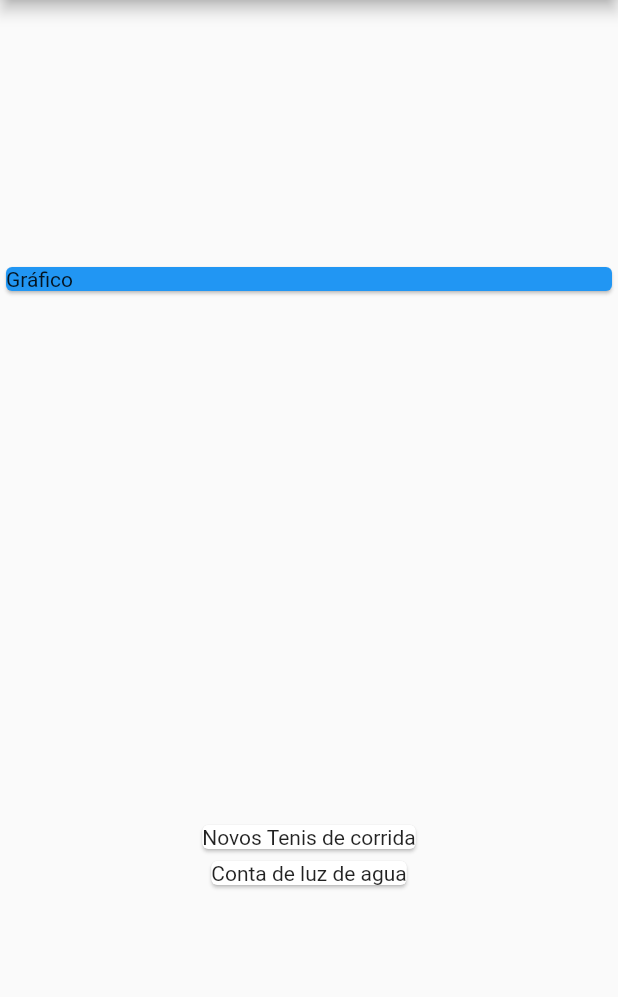
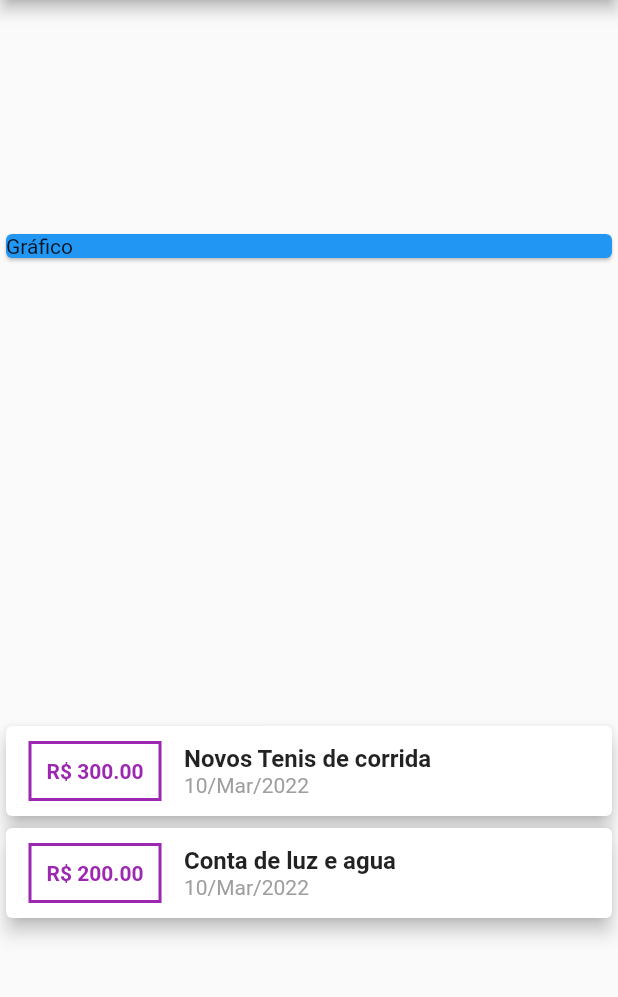
Before and after one commit to Gutasvin/App-Despesas-Pessoais, a Flutter app: the screen it shows after launch, on a phone screen of 412 x 824 dp, the part 84-1081 px from its top. Run offline on Flutter 3.47's test engine with Material 2 defaults, Android fonts, the phone set to English and light mode, and no system bars.

Commit message:
Alterações iniciais nas transações

```diff
--- a/lib/main.dart
+++ b/lib/main.dart
@@ -1,5 +1,5 @@
 import 'package:flutter/material.dart';
-
+import 'package:intl/intl.dart';
 import 'models/transaction.dart';
 
 main() => runApp(Expenses());
@@ -20,7 +20,7 @@ class MyHomePage extends StatelessWidget {
         date: DateTime.now()),
     Transaction(
         id: 't2',
-        title: 'Conta de luz de agua',
+        title: 'Conta de luz e agua',
         value: 200.00,
         date: DateTime.now()),
   ];
@@ -42,7 +42,42 @@ class MyHomePage extends StatelessWidget {
             Column(
               children: _transactions.map((tr) {
                 return Card(
-                  child: Text(tr.title),
+                  elevation: 5,
+                  child: Row(children: [
+                    Container(
+                        margin:
+                            EdgeInsets.symmetric(horizontal: 15, vertical: 10),
+                        decoration: BoxDecoration(
+                          border: Border.all(
+                            color: Colors.purple,
+                            width: 2,
+                          ),
+                        ),
+                        padding: EdgeInsets.all(10),
+                        child: Text(
+                          'R\$ ${tr.value.toStringAsFixed(2)}',
+                          style: TextStyle(
+                            fontWeight: FontWeight.bold,
+                            color: Colors.purple,
+                          ),
+                        )),
+                    Column(
+                      crossAxisAlignment: CrossAxisAlignment.start,
+                      children: [
+                        Text(
+                          tr.title,
+                          style: TextStyle(
+                            fontWeight: FontWeight.bold,
+                            fontSize: 16,
+                          ),
+                        ),
+                        Text(DateFormat('d/MMM/y').format(tr.date),
+                            style: TextStyle(
+                              color: Colors.grey,
+                            ))
+                      ],
+                    )
+                  ]),
                 );
               }).toList(),
             )
--- a/pubspec.yaml
+++ b/pubspec.yaml
@@ -29,6 +29,7 @@ environment:
 dependencies:
   flutter:
     sdk: flutter
+  intl: ^0.17.0
 
 
   # The following adds the Cupertino Icons font to your application.
@@ -44,7 +45,6 @@ dev_dependencies:
   # activated in the `analysis_options.yaml` file located at the root of your
   # package. See that file for information about deactivating specific lint
   # rules and activating additional ones.
-  flutter_lints: ^1.0.0
 
 # For information on the generic Dart part of this file, see the
 # following page: https://dart.dev/tools/pub/pubspec
```
Also changed, not shown: pubspec.lock.
